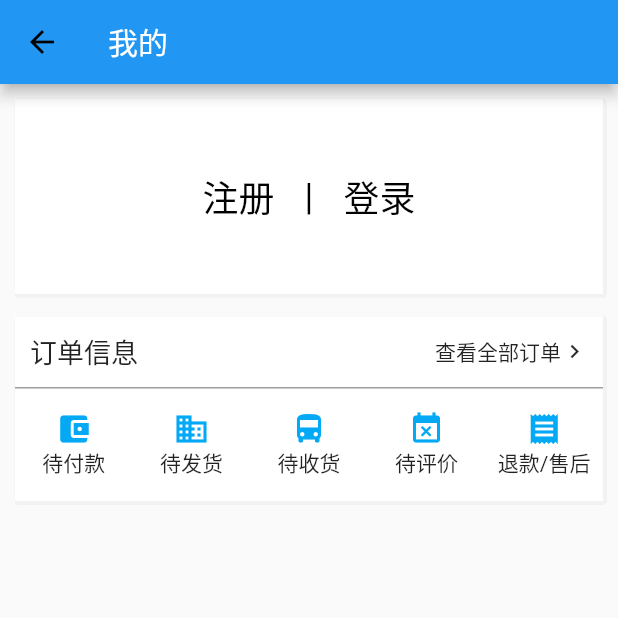
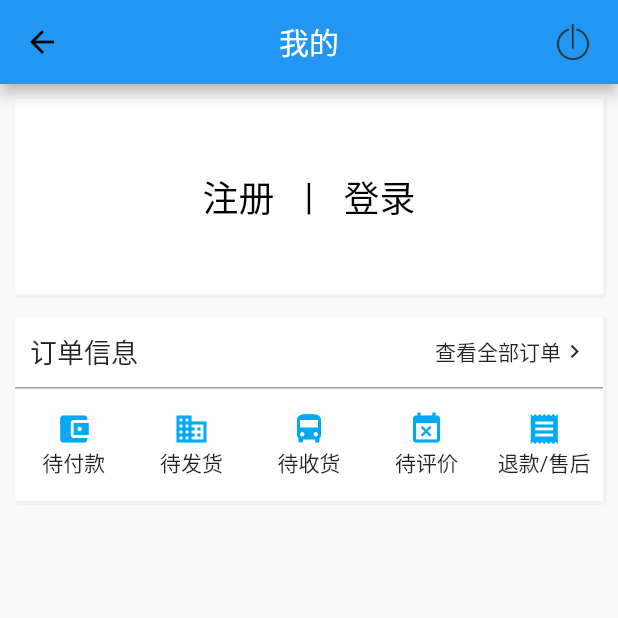
Before and after one commit to hweilp/flutter_test, a Flutter app: the PersonalPage screen opened by its route, on a phone screen of 412 x 824 dp, the top half of it. Run offline on Flutter 3.47's test engine with Material 2 defaults, Android fonts, the phone set to English and light mode, and no system bars; our stand-ins replace dio, flutter_swiper, shared_preferences; accounts and stored records are empty.

Commit message:
登录缓存信息获取

```diff
--- a/lib/api/http.dart
+++ b/lib/api/http.dart
@@ -23,7 +23,7 @@ class Http {
   static request(String uri, String method,
       [Map<String, Object> params]) async {
     // 获取token
-    print('http===$params');
+    // print('http===$params');
     SharedPreferences prefs = await SharedPreferences.getInstance();
     var authToken = prefs.getString('auth_token');
     // 请求拦截 token
--- a/lib/page/login/index.dart
+++ b/lib/page/login/index.dart
@@ -38,13 +38,15 @@ class _LoginPage extends State<LoginPage> {
     var message = resultData['msg'];
     var authToken = resultData['data']['auth_token'];
     var resultUserName = resultData['data']['userName'];
+    var resultUserAvatar = resultData['data']['userAvatar'];
     if (code == 2000) {
       Shared.sharedSaveString('auth_token', authToken);
       Shared.sharedSaveString('user_name', resultUserName);
+      Shared.sharedSaveString('user_avatar', resultUserAvatar);
       Toast.toast(context, message);
-      Navigator.of(context).pushNamed('/mine');
       // mine
-      // Navigator.of(context).pop();
+      // Navigator.of(context).pushNamed('/mine');
+      Navigator.of(context).pop();
     } else {
       Toast.toast(context, message);
     }
--- a/lib/page/personal/index.dart
+++ b/lib/page/personal/index.dart
@@ -1,5 +1,7 @@
 import 'package:flutter/material.dart';
-// import 'package:flutter_swiper/flutter_swiper.dart';
+import 'package:flutterproject/api/api.dart';
+import 'package:flutterproject/util/sharedPreferences.dart';
+// import 'package:shared_preferences/shared_preferences.dart';
 
 class PersonalPage extends StatefulWidget {
   @override
@@ -7,14 +9,84 @@ class PersonalPage extends StatefulWidget {
 }
 
 class PersonalPageState extends State<PersonalPage> {
+  String userName = '';
+  String userAvatar = '';
+  // AppState appState;
+  @override
+  void initState() {
+    getUserInfo();
+    super.initState();
+  }
+
+  @override
+  void didChangeDependencies() {
+    getUserInfo();
+    super.didChangeDependencies();
+  }
+
+  void getUserInfo() async {
+    String sharedUserName = await Shared.sharedGetString('user_name');
+    String sharedUserAvatar = await Shared.sharedGetString('user_avatar');
+
+    if (sharedUserName != null || sharedUserName != 'null') {
+      setState(() {
+        userName = sharedUserName;
+        userAvatar = sharedUserAvatar;
+      });
+    }
+  }
+
+  void loginout() {
+    ApiInterface.loginout().then((data) {
+      setState(() {
+        userName = '';
+        userAvatar = '';
+      });
+      Shared.sharedClear();
+    });
+  }
+
   @override
   Widget build(BuildContext context) {
     return Scaffold(
       appBar: AppBar(
+        // leading: new RaisedButton(
+        //   onPressed: () {
+        //     print('leading');
+        //   },
+        //   child: new Icon(Icons.local_cafe),
+        //   textColor: Colors.white,
+        //   color: Color.fromRGBO(2, 2, 2, 0),
+        //   elevation: 0.0,
+        //   disabledElevation: 0.0,
+        //   highlightElevation: 0.0,
+        //   // colorBrightness: Brightness.light,
+        //   // splashColor: Colors.red,
+        //   padding: const EdgeInsets.all(5.0),
+        // ),
         title: Text(
           '我的',
           style: TextStyle(color: Colors.white),
         ),
+        centerTitle: true,
+        actions: <Widget>[
+          new Container(
+            width: 50.0,
+            margin: const EdgeInsets.only(
+              left: 5.0,
+              right: 5.0,
+            ),
+            alignment: Alignment.center,
+            child: new IconButton(
+              icon: new Image.asset('assets/images/login_out.png',
+                  width: 24.0, height: 24.0, repeat: ImageRepeat.repeat),
+              color: Colors.white,
+              onPressed: () {
+                loginout();
+              },
+            ),
+          ),
+        ],
         backgroundColor: Colors.blue,
       ),
       body: SingleChildScrollView(
@@ -31,6 +103,40 @@ class PersonalPageState extends State<PersonalPage> {
   }
 
   Widget _mineTop(BuildContext context) {
+    if (userName != '') {
+      return new Container(
+        height: 100,
+        margin: EdgeInsets.only(top: 0, right: 0, bottom: 15, left: 0),
+        decoration: new BoxDecoration(
+          borderRadius: BorderRadius.circular(3.0),
+          boxShadow: <BoxShadow>[
+            new BoxShadow(
+              offset: Offset(1.2, 1.2),
+              color: Color.fromRGBO(165, 165, 165, .1),
+              spreadRadius: 1.5,
+            )
+          ],
+        ),
+        child: Container(
+          color: Colors.white,
+          padding: EdgeInsets.all(10),
+          child: Center(
+              child: Flex(
+            direction: Axis.horizontal,
+            children: <Widget>[
+              Expanded(
+                flex: 3,
+                child: new Text(userName, style: TextStyle(fontSize: 18, color: Colors.black),),
+              ),
+              Expanded(
+                flex: 1,
+                child: new Image.network(userAvatar),
+              )
+            ],
+          )),
+        ),
+      );
+    }
     return new Container(
       margin: EdgeInsets.only(top: 0, right: 0, bottom: 15, left: 0),
       decoration: new BoxDecoration(
@@ -79,7 +185,6 @@ class PersonalPageState extends State<PersonalPage> {
 
   Widget _orderInfo(BuildContext context) {
     return new Container(
-      // height: 120,
       width: MediaQuery.of(context).size.width,
       decoration: new BoxDecoration(
         borderRadius: BorderRadius.circular(3.0),
--- a/lib/util/sharedPreferences.dart
+++ b/lib/util/sharedPreferences.dart
@@ -8,7 +8,7 @@ class Shared {
 
   static sharedGetString(String key) async {
     SharedPreferences prefs = await SharedPreferences.getInstance();
-    var value = prefs.getString('auth_token');
+    var value = prefs.getString(key);
     return value;
   }
 
```
Also changed, not shown: assets/images/login_out.png (added).
